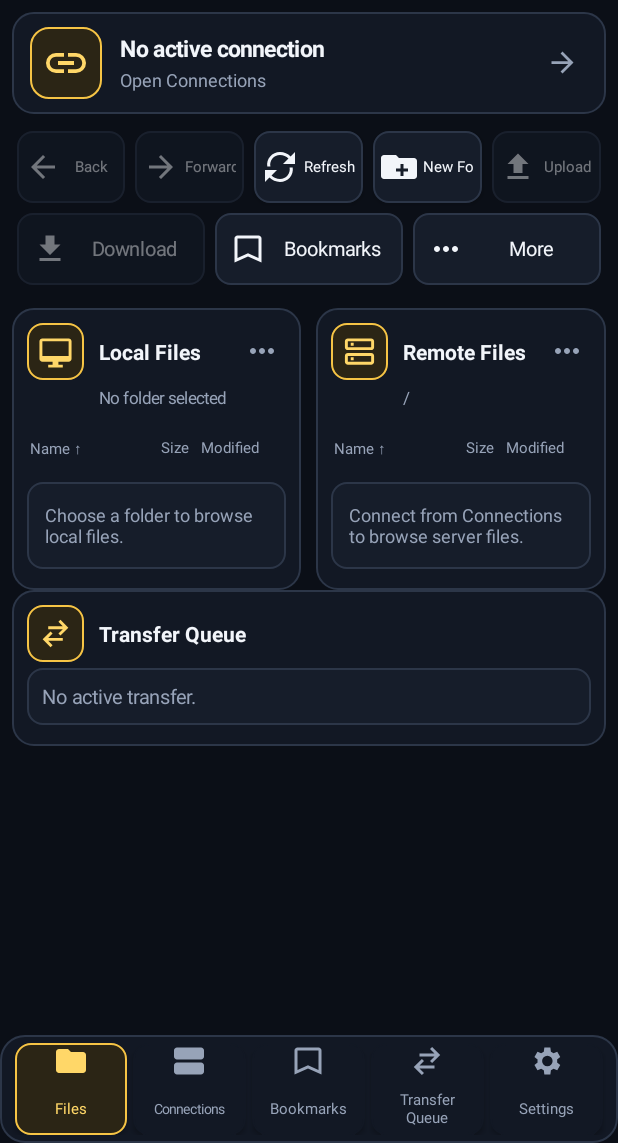
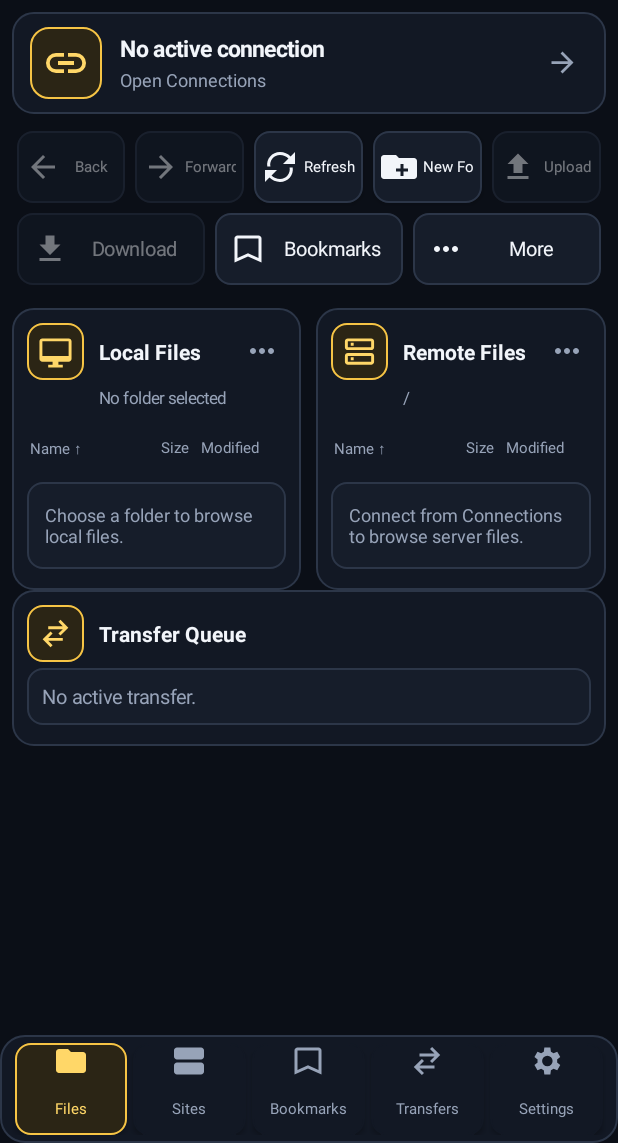
Before and after one commit to bren-wp/Ghost-FTP, an Android app: the screen it shows after launch (MainActivity), on a phone screen of 412 x 824 dp, the part 93-1236 px from its top. Run offline under Robolectric (Android 15) with nearby library versions, the light colour scheme and no system bars; pictures from the network do not load.

Commit message:
polish(android): match master Sites and Transfers bottom navigation

```diff
--- a/android/app/src/main/java/app/ghostftp/client/MainActivity.java
+++ b/android/app/src/main/java/app/ghostftp/client/MainActivity.java
@@ -458,9 +458,9 @@ public final class MainActivity extends Activity {
         bar.setBackground(GhostTheme.rounded(this, GhostTheme.PANEL, GhostTheme.BORDER, 16));
 
         bar.addView(bottomNavButton("Files", R.drawable.ic_files, Section.FILES), bottomNavParams());
-        bar.addView(bottomNavButton("Connections", R.drawable.ic_sites, Section.SITES), bottomNavParams());
+        bar.addView(bottomNavButton("Sites", R.drawable.ic_sites, Section.SITES), bottomNavParams());
         bar.addView(bottomNavButton("Bookmarks", R.drawable.ic_bookmarks, Section.BOOKMARKS), bottomNavParams());
-        bar.addView(bottomNavButton("Transfer Queue", R.drawable.ic_transfers, Section.TRANSFERS), bottomNavParams());
+        bar.addView(bottomNavButton("Transfers", R.drawable.ic_transfers, Section.TRANSFERS), bottomNavParams());
         bar.addView(bottomNavButton("Settings", R.drawable.ic_settings, Section.SETTINGS), bottomNavParams());
         return bar;
     }
@@ -471,7 +471,7 @@ public final class MainActivity extends Activity {
         button.setAllCaps(false);
         button.setTag(section);
         styleNavigationButton(button, false);
-        button.setTextSize("Connections".equals(text) ? 9f : 10f);
+        button.setTextSize(10f);
         button.setSingleLine(false);
         button.setMaxLines(2);
         button.setGravity(Gravity.CENTER);
```
